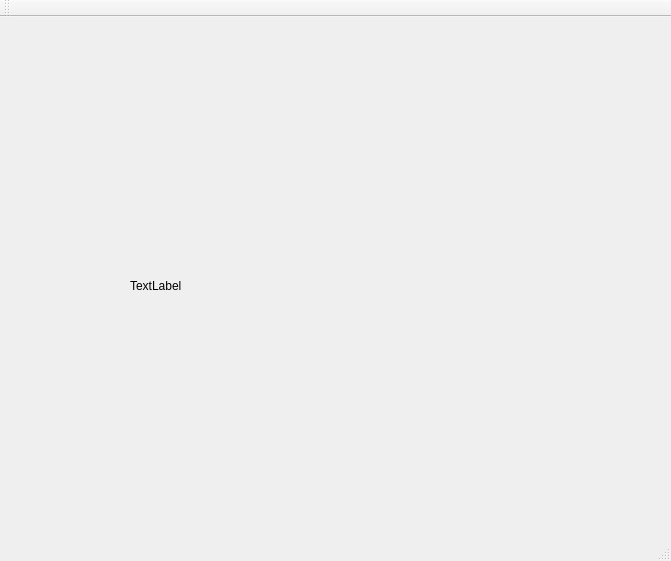
The window that mainwindow.ui (Maxvdh5/PB8Visoin) describes before a commit, drawn with Qt 5.
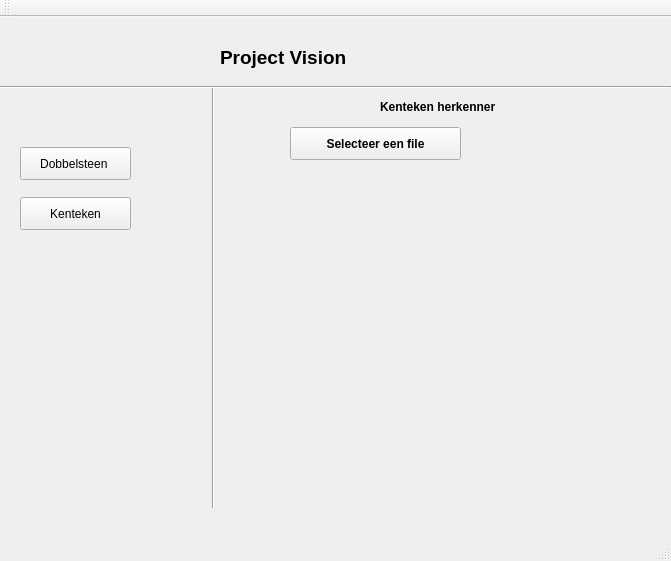
The same window after the commit. The open tabs and pages were chosen to show the change.

```diff
--- a/mainwindow.ui
+++ b/mainwindow.ui
@@ -10,47 +10,243 @@
     <height>561</height>
    </rect>
   </property>
+  <property name="font">
+   <font>
+    <weight>75</weight>
+    <bold>true</bold>
+   </font>
+  </property>
   <property name="windowTitle">
    <string>MainWindow</string>
   </property>
   <widget class="QWidget" name="centralWidget">
-   <widget class="QLabel" name="label0">
+   <widget class="QStackedWidget" name="stackedWidget">
     <property name="geometry">
      <rect>
-      <x>10</x>
-      <y>20</y>
-      <width>241</width>
-      <height>201</height>
+      <x>230</x>
+      <y>50</y>
+      <width>441</width>
+      <height>441</height>
      </rect>
     </property>
+    <property name="currentIndex">
+     <number>0</number>
+    </property>
+    <widget class="QWidget" name="page">
+     <widget class="QPushButton" name="openDobbelsteen">
+      <property name="geometry">
+       <rect>
+        <x>30</x>
+        <y>50</y>
+        <width>171</width>
+        <height>33</height>
+       </rect>
+      </property>
+      <property name="text">
+       <string>Selecteer een file</string>
+      </property>
+     </widget>
+     <widget class="QLabel" name="label1">
+      <property name="geometry">
+       <rect>
+        <x>30</x>
+        <y>180</y>
+        <width>311</width>
+        <height>251</height>
+       </rect>
+      </property>
+      <property name="text">
+       <string/>
+      </property>
+     </widget>
+     <widget class="QLabel" name="label_2">
+      <property name="geometry">
+       <rect>
+        <x>160</x>
+        <y>20</y>
+        <width>201</width>
+        <height>17</height>
+       </rect>
+      </property>
+      <property name="text">
+       <string>Dobbelstenen teller</string>
+      </property>
+     </widget>
+     <widget class="QLabel" name="label">
+      <property name="geometry">
+       <rect>
+        <x>30</x>
+        <y>110</y>
+        <width>431</width>
+        <height>20</height>
+       </rect>
+      </property>
+      <property name="text">
+       <string/>
+      </property>
+     </widget>
+    </widget>
+    <widget class="QWidget" name="Kenteken">
+     <widget class="QLabel" name="label1_3">
+      <property name="geometry">
+       <rect>
+        <x>60</x>
+        <y>190</y>
+        <width>311</width>
+        <height>251</height>
+       </rect>
+      </property>
+      <property name="text">
+       <string/>
+      </property>
+     </widget>
+     <widget class="QPushButton" name="openKenteken">
+      <property name="geometry">
+       <rect>
+        <x>60</x>
+        <y>60</y>
+        <width>171</width>
+        <height>33</height>
+       </rect>
+      </property>
+      <property name="text">
+       <string>Selecteer een file</string>
+      </property>
+     </widget>
+     <widget class="QLabel" name="label_5">
+      <property name="geometry">
+       <rect>
+        <x>60</x>
+        <y>120</y>
+        <width>431</width>
+        <height>20</height>
+       </rect>
+      </property>
+      <property name="text">
+       <string/>
+      </property>
+     </widget>
+     <widget class="QLabel" name="label_6">
+      <property name="geometry">
+       <rect>
+        <x>150</x>
+        <y>30</y>
+        <width>171</width>
+        <height>20</height>
+       </rect>
+      </property>
+      <property name="text">
+       <string>Kenteken herkenner</string>
+      </property>
+     </widget>
+     <widget class="QLabel" name="kentekenimg">
+      <property name="geometry">
+       <rect>
+        <x>20</x>
+        <y>170</y>
+        <width>371</width>
+        <height>241</height>
+       </rect>
+      </property>
+      <property name="text">
+       <string/>
+      </property>
+     </widget>
+    </widget>
+   </widget>
+   <widget class="QLabel" name="label_3">
+    <property name="geometry">
+     <rect>
+      <x>220</x>
+      <y>30</y>
+      <width>131</width>
+      <height>21</height>
+     </rect>
+    </property>
+    <property name="font">
+     <font>
+      <pointsize>14</pointsize>
+     </font>
+    </property>
     <property name="text">
-     <string/>
+     <string>Project Vision</string>
     </property>
    </widget>
-   <widget class="QLabel" name="label1">
+   <widget class="Line" name="line">
     <property name="geometry">
      <rect>
-      <x>360</x>
-      <y>20</y>
-      <width>241</width>
-      <height>201</height>
+      <x>203</x>
+      <y>70</y>
+      <width>20</width>
+      <height>421</height>
      </rect>
     </property>
+    <property name="orientation">
+     <enum>Qt::Vertical</enum>
+    </property>
+   </widget>
+   <widget class="Line" name="line_2">
+    <property name="geometry">
+     <rect>
+      <x>-30</x>
+      <y>60</y>
+      <width>701</width>
+      <height>20</height>
+     </rect>
+    </property>
+    <property name="orientation">
+     <enum>Qt::Horizontal</enum>
+    </property>
+   </widget>
+   <widget class="QPushButton" name="Dobbelsteen">
+    <property name="geometry">
+     <rect>
+      <x>20</x>
+      <y>130</y>
+      <width>111</width>
+      <height>33</height>
+     </rect>
+    </property>
+    <property name="font">
+     <font>
+      <weight>50</weight>
+      <bold>false</bold>
+     </font>
+    </property>
     <property name="text">
-     <string/>
+     <string>Dobbelsteen </string>
     </property>
    </widget>
-   <widget class="QLabel" name="label">
+   <widget class="QPushButton" name="kenteken">
     <property name="geometry">
      <rect>
-      <x>130</x>
-      <y>260</y>
-      <width>67</width>
-      <height>17</height>
+      <x>20</x>
+      <y>180</y>
+      <width>111</width>
+      <height>33</height>
      </rect>
     </property>
+    <property name="font">
+     <font>
+      <weight>50</weight>
+      <bold>false</bold>
+     </font>
+    </property>
     <property name="text">
-     <string>TextLabel</string>
+     <string>Kenteken</string>
+    </property>
+   </widget>
+   <widget class="QLabel" name="label_4">
+    <property name="geometry">
+     <rect>
+      <x>320</x>
+      <y>210</y>
+      <width>431</width>
+      <height>20</height>
+     </rect>
+    </property>
+    <property name="text">
+     <string/>
     </property>
    </widget>
   </widget>
```
